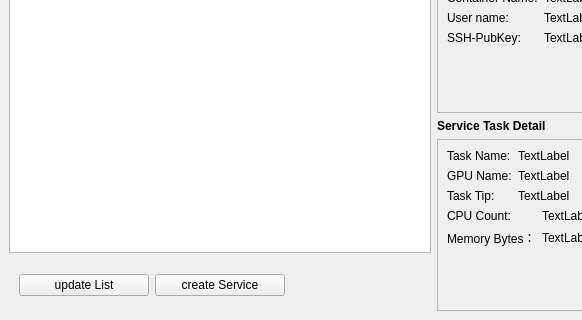
This is src/qt/forms/masternodelist.ui in MassGrid/MassGrid as Qt 5 draws it before an edit; both pictures show x 0 to 582 and y 137 to 457 of the 868 by 457 pixel window. The edited form follows.
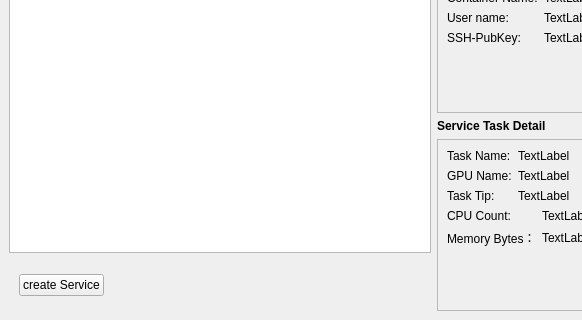
This is the edited form. The open tabs and pages were chosen to show the change.

Commit message: update langauge file and remove updatelist btn

Patch:
```diff
--- a/src/qt/forms/masternodelist.ui
+++ b/src/qt/forms/masternodelist.ui
@@ -416,13 +416,6 @@
              <property name="bottomMargin">
               <number>10</number>
              </property>
-             <item>
-              <widget class="QPushButton" name="updateServiceBtn">
-               <property name="text">
-                <string>update List</string>
-               </property>
-              </widget>
-             </item>
              <item>
               <widget class="QPushButton" name="createServiceBtn">
                <property name="text">
@@ -430,6 +423,19 @@
                </property>
               </widget>
              </item>
+             <item>
+              <spacer name="horizontalSpacer">
+               <property name="orientation">
+                <enum>Qt::Horizontal</enum>
+               </property>
+               <property name="sizeHint" stdset="0">
+                <size>
+                 <width>40</width>
+                 <height>20</height>
+                </size>
+               </property>
+              </spacer>
+             </item>
              <item>
               <widget class="QFrame" name="frame_2">
                <property name="minimumSize">
```
Left out of the diff: 2 changed lines with no effect on the pictures. The commit also changes 2 other files.
